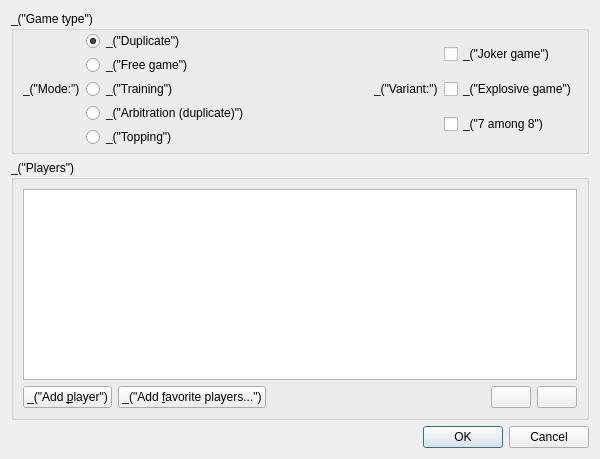
cjlano/eliot, file qt/ui/new_game.ui: the form before one commit.
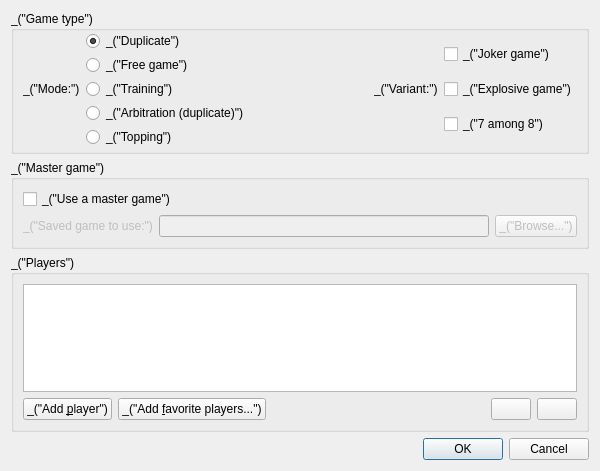
The form after the commit. Icons and pictures are not drawn.

Commit message:
New "master game" feature.
When a master game is defined, the racks and moves played from the
current game will be the same as in the master game. This can be
practical to replay a game in a different mode, or to replay at home a
duplicate game played in a club, for example.

The edit to the form file:
```diff
--- a/qt/ui/new_game.ui
+++ b/qt/ui/new_game.ui
@@ -7,7 +7,7 @@
     <x>0</x>
     <y>0</y>
     <width>600</width>
-    <height>459</height>
+    <height>471</height>
    </rect>
   </property>
   <property name="windowTitle">
@@ -135,6 +135,51 @@
      </layout>
     </widget>
    </item>
+   <item>
+    <widget class="QGroupBox" name="groupBoxMaster">
+     <property name="title">
+      <string>_(&quot;Master game&quot;)</string>
+     </property>
+     <layout class="QVBoxLayout" name="verticalLayout_4">
+      <item>
+       <widget class="QCheckBox" name="checkBoxUseMaster">
+        <property name="text">
+         <string>_(&quot;Use a master game&quot;)</string>
+        </property>
+       </widget>
+      </item>
+      <item>
+       <widget class="QWidget" name="widgetMasterControls" native="true">
+        <property name="enabled">
+         <bool>false</bool>
+        </property>
+        <layout class="QHBoxLayout" name="horizontalLayout">
+         <property name="margin">
+          <number>0</number>
+         </property>
+         <item>
+          <widget class="QLabel" name="label">
+           <property name="text">
+            <string>_(&quot;Saved game to use:&quot;)</string>
+           </property>
+          </widget>
+         </item>
+         <item>
+          <widget class="QLineEdit" name="lineEditMaster"/>
+         </item>
+         <item>
+          <widget class="QPushButton" name="buttonBrowseMaster">
+           <property name="text">
+            <string>_(&quot;Browse...&quot;)</string>
+           </property>
+          </widget>
+         </item>
+        </layout>
+       </widget>
+      </item>
+     </layout>
+    </widget>
+   </item>
    <item>
     <widget class="QGroupBox" name="groupBoxPlayers">
      <property name="title">
```
Left out of the diff: 15 changed lines with no effect on the pictures. The commit also changes 22 other files.
